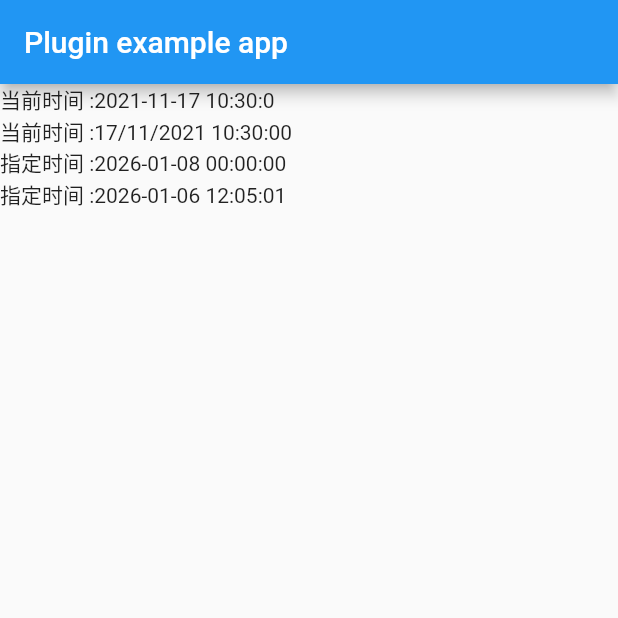
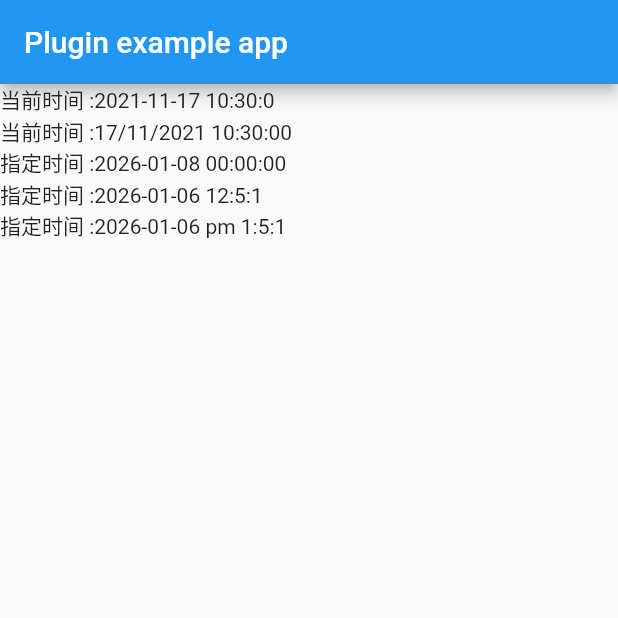
Before and after one commit to lyydhy/dayfl, a Flutter app: the screen it shows after launch, on a phone screen of 412 x 824 dp, the top half of it. Run offline on Flutter 3.47's test engine with Material 2 defaults, Android fonts, the phone set to English and light mode, and no system bars.

Commit message:
代码优化 新增格式化参数

```diff
--- a/example/lib/main.dart
+++ b/example/lib/main.dart
@@ -1,7 +1,7 @@
 /*
  * @Author: your name
  * @Date: 2021-11-16 18:47:01
- * @LastEditTime: 2021-11-17 09:04:52
+ * @LastEditTime: 2021-11-17 10:58:52
  * @LastEditors: Please set LastEditors
  * @Description: 打开koroFileHeader查看配置 进行设置: https://github.com/OBKoro1/koro1FileHeader/wiki/%E9%85%8D%E7%BD%AE
  * @FilePath: \dayfl\example\lib\main.dart
@@ -41,9 +41,11 @@ class _MyAppState extends State<MyApp> {
             Text("当前时间 :${Dayfl().format()}"),
             Text("当前时间 :${Dayfl().format('DD/MM/YYYY HH:mm:ss')}"),
             Text(
-                "指定时间 :${Dayfl('26-1-06', 'YY-M-DD').add(const Duration(days: 2)).format('YYYY-MM-DD HH:mm:ss')}"),
+                "指定时间 :${Dayfl('26 1-06', 'YY M-DD').add(const Duration(days: 2)).format('YYYY-MM-DD HH:mm:ss')}"),
             Text(
-                "指定时间 :${Dayfl('26\\1/06 12:05:1', 'YY-M-DD HH:mm:s').format('YYYY-MM-DD HH:mm:ss')}"),
+                "指定时间 :${Dayfl('26\\1/06 12:05:1', 'YY-M-DD HH:mm:s').format('YYYY-MM-DD H:m:s')}"),
+            Text(
+                "指定时间 :${Dayfl('26\\1/06 13:05:1', 'YY-M-DD HH:mm:s').format('YYYY-MM-DD a h:m:s')}"),
           ],
         ),
       ),
--- a/lib/dayfl.dart
+++ b/lib/dayfl.dart
@@ -1,7 +1,7 @@
 /*
  * @Author: your name
  * @Date: 2021-11-16 11:48:22
- * @LastEditTime: 2021-11-17 08:35:38
+ * @LastEditTime: 2021-11-17 09:22:04
  * @LastEditors: Please set LastEditors
  * @Description: 打开koroFileHeader查看配置 进行设置: https://github.com/OBKoro1/koro1FileHeader/wiki/%E9%85%8D%E7%BD%AE
  * @FilePath: \flutter_dayjs\lib\dayjs.dart
@@ -56,7 +56,7 @@ class Dayfl {
     return _datetime;
   }
 
-  /// 获取时间搓 单位毫秒
+  /// 获取时间戳 单位毫秒
   int valueOf() {
     return _datetime.millisecondsSinceEpoch;
   }
--- a/lib/format.dart
+++ b/lib/format.dart
@@ -1,7 +1,7 @@
 /*
  * @Author: your name
  * @Date: 2021-11-16 18:48:03
- * @LastEditTime: 2021-11-16 18:48:04
+ * @LastEditTime: 2021-11-17 10:57:38
  * @LastEditors: Please set LastEditors
  * @Description: 打开koroFileHeader查看配置 进行设置: https://github.com/OBKoro1/koro1FileHeader/wiki/%E9%85%8D%E7%BD%AE
  * @FilePath: \workProject\dayfl\lib\format.dart
@@ -34,41 +34,58 @@ class Format {
       return '$_year-${_fillZero(_month, 2)}-${_fillZero(_day, 2)} ${_fillZero(_hour, 2)}:${_fillZero(_minute, 2)}:$_sec';
     }
     String _newDate = formatStr;
-    if (RegExp(r"YYYY").hasMatch(formatStr)) {
-      _newDate = _newDate.replaceAll(r"YYYY", _year);
-    } else if (RegExp(r"YY").hasMatch(formatStr)) {
-      _newDate = _newDate.replaceAll(r"YY", _year.substring(2));
-    }
-    if (RegExp(r"MMM").hasMatch(formatStr)) {
-      _newDate =
-          _newDate.replaceAll(r"MMM", _monthToEnglishAbbreviations(_month));
-    } else if (RegExp(r"MM").hasMatch(formatStr)) {
-      _newDate = _newDate.replaceAll(r"MM", _fillZero(_month, 2));
-    } else if (RegExp(r"M").hasMatch(formatStr)) {
-      _newDate = _newDate.replaceAll(r"M", _month);
-    }
-    if (RegExp(r"DD").hasMatch(formatStr)) {
-      _newDate = _newDate.replaceAll(r"DD", _fillZero(_day, 2));
-    } else if (RegExp(r"D").hasMatch(formatStr)) {
-      _newDate = _newDate.replaceAll(r"D", _day);
+
+    if (formatStr.contains("YYYY")) {
+      _newDate = _newDate.replaceAll("YYYY", _year);
+    } else if (formatStr.contains("YY")) {
+      _newDate = _newDate.replaceAll("YY", _year.substring(2));
     }
 
-    if (RegExp(r"HH").hasMatch(formatStr)) {
-      _newDate = _newDate.replaceAll(r"HH", _fillZero(_hour, 2));
-    } else if (RegExp(r"H").hasMatch(formatStr)) {
-      _newDate = _newDate.replaceAll(r"H", _day);
+    if (formatStr.contains("MMM")) {
+      _newDate =
+          _newDate.replaceAll("MMM", _monthToEnglishAbbreviations(_month));
+    } else if (formatStr.contains("MM")) {
+      _newDate = _newDate.replaceAll("MM", _fillZero(_month, 2));
+    } else if (formatStr.contains("M")) {
+      _newDate = _newDate.replaceAll("M", _month);
     }
 
-    if (RegExp(r"mm").hasMatch(formatStr)) {
-      _newDate = _newDate.replaceAll(r"mm", _fillZero(_minute, 2));
-    } else if (RegExp(r"m").hasMatch(formatStr)) {
-      _newDate = _newDate.replaceAll(r"m", _minute);
+    if (formatStr.contains("DD")) {
+      _newDate = _newDate.replaceAll("DD", _fillZero(_day, 2));
+    } else if (formatStr.contains("D")) {
+      _newDate = _newDate.replaceAll("D", _day);
     }
 
-    if (RegExp(r"ss").hasMatch(formatStr)) {
-      _newDate = _newDate.replaceAll(r"ss", _fillZero(_sec, 2));
-    } else if (RegExp(r"s").hasMatch(formatStr)) {
-      _newDate = _newDate.replaceAll(r"s", _sec);
+    if (formatStr.contains("HH")) {
+      _newDate = _newDate.replaceAll("HH", _fillZero(_hour, 2));
+    } else if (formatStr.contains("H")) {
+      _newDate = _newDate.replaceAll("H", _hour);
+    } else if (formatStr.contains("hh")) {
+      int _h = int.parse(_hour);
+      _h = _h > 12 ? _h - 12 : _h;
+      _newDate = _newDate.replaceAll("hh", _fillZero(_h.toString(), 2));
+    } else if (formatStr.contains("h")) {
+      int _h = int.parse(_hour);
+      _h = _h > 12 ? _h - 12 : _h;
+      _newDate = _newDate.replaceAll("h", _h.toString());
+    }
+
+    if (formatStr.contains("mm")) {
+      _newDate = _newDate.replaceAll("mm", _fillZero(_minute, 2));
+    } else if (formatStr.contains("m")) {
+      _newDate = _newDate.replaceAll("m", _minute);
+    }
+
+    if (formatStr.contains("ss")) {
+      _newDate = _newDate.replaceAll("ss", _fillZero(_sec, 2));
+    } else if (formatStr.contains("s")) {
+      _newDate = _newDate.replaceAll("s", _sec);
+    }
+
+    if (formatStr.contains("A")) {
+      _newDate = _newDate.replaceAll("A", int.parse(_hour) <= 12 ? 'AM' : 'PM');
+    } else if (formatStr.contains("a")) {
+      _newDate = _newDate.replaceAll("a", int.parse(_hour) <= 12 ? 'am' : 'pm');
     }
 
     return _newDate;
--- a/pubspec.yaml
+++ b/pubspec.yaml
@@ -1,6 +1,6 @@
 name: dayfl
 description: 借鉴dayjs 自己写的自己使用的一个flutter日期格式化工具
-version: 0.0.2
+version: 0.0.3
 homepage: https://github.com/lyydhy/dayfl
 
 environment:
```
Also changed, not shown: 2 other files.
